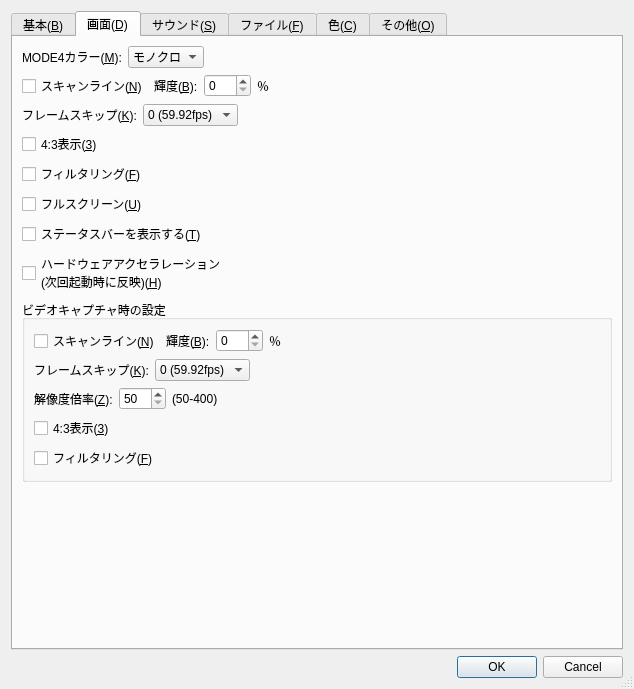
Old version of the form src/Qt/configdialog.ui in the repository eighttails/PC6001VX.
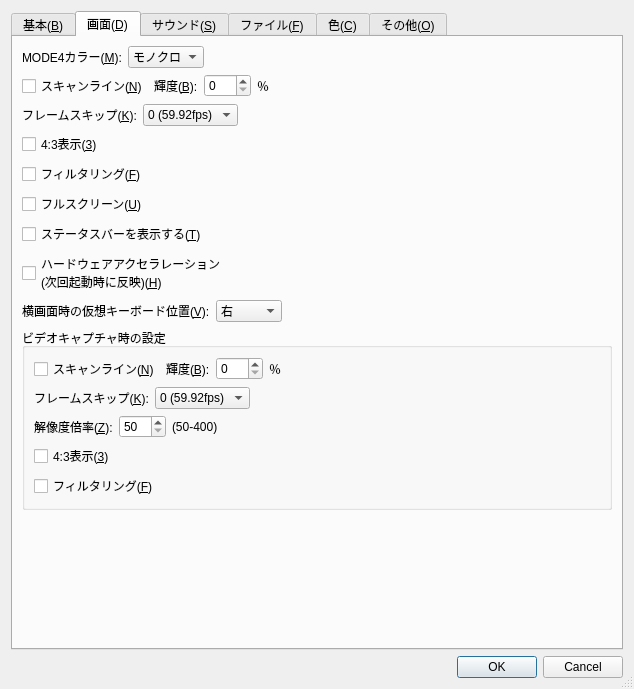
New version of the form. The open tabs and pages were chosen to show the change. Custom widgets are drawn as their Qt base class.

Commit message: 横画面時に仮想キーボードの配置を変更できるようにした

The edit to the form file:
```diff
--- a/src/Qt/configdialog.ui
+++ b/src/Qt/configdialog.ui
@@ -703,6 +703,57 @@
          </property>
         </widget>
        </item>
+       <item>
+        <layout class="QHBoxLayout" name="horizontalLayout_14">
+         <item>
+          <widget class="QLabel" name="labelVirtualKeyPosition">
+           <property name="text">
+            <string>横画面時の仮想キーボード位置(&amp;V):</string>
+           </property>
+           <property name="buddy">
+            <cstring>comboBoxVirtualKeyPosition</cstring>
+           </property>
+          </widget>
+         </item>
+         <item>
+          <widget class="QComboBox" name="comboBoxVirtualKeyPosition">
+           <item>
+            <property name="text">
+             <string>右</string>
+            </property>
+           </item>
+           <item>
+            <property name="text">
+             <string>左</string>
+            </property>
+           </item>
+           <item>
+            <property name="text">
+             <string>下</string>
+            </property>
+           </item>
+           <item>
+            <property name="text">
+             <string>非表示</string>
+            </property>
+           </item>
+          </widget>
+         </item>
+         <item>
+          <spacer name="horizontalSpacer_18">
+           <property name="orientation">
+            <enum>Qt::Horizontal</enum>
+           </property>
+           <property name="sizeHint" stdset="0">
+            <size>
+             <width>40</width>
+             <height>20</height>
+            </size>
+           </property>
+          </spacer>
+         </item>
+        </layout>
+       </item>
        <item>
         <widget class="QGroupBox" name="groupBoxVideoCapture">
          <property name="title">
```
Left out of the diff: 69 changed lines with no effect on the pictures. The commit also changes 4 other files.
